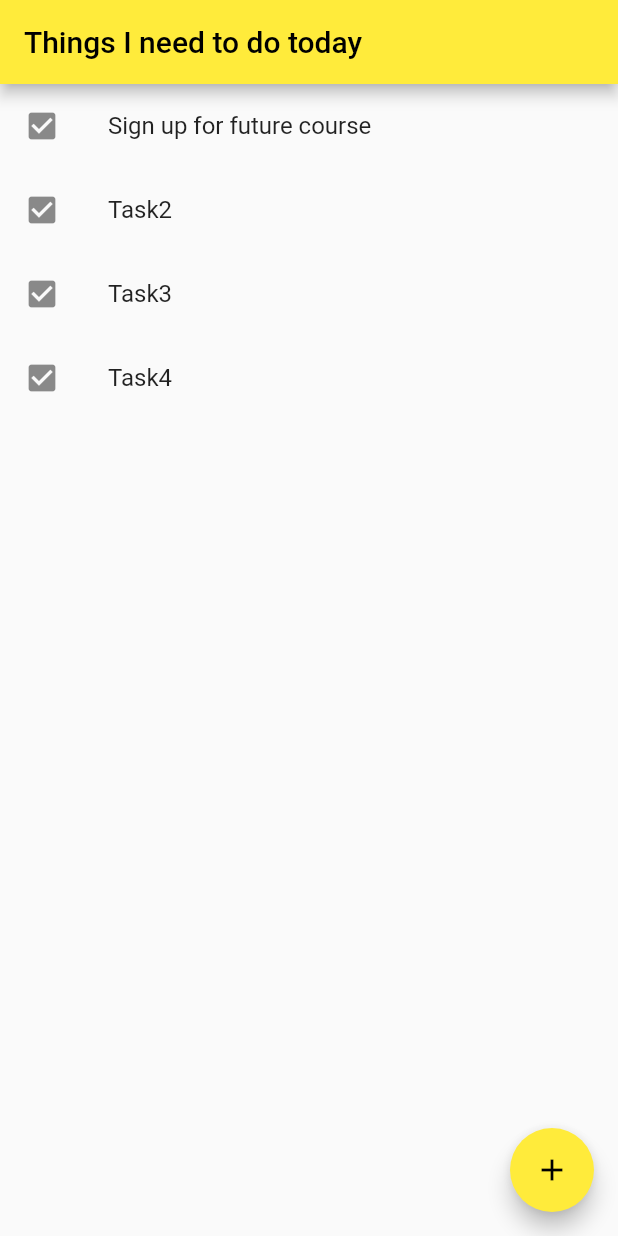
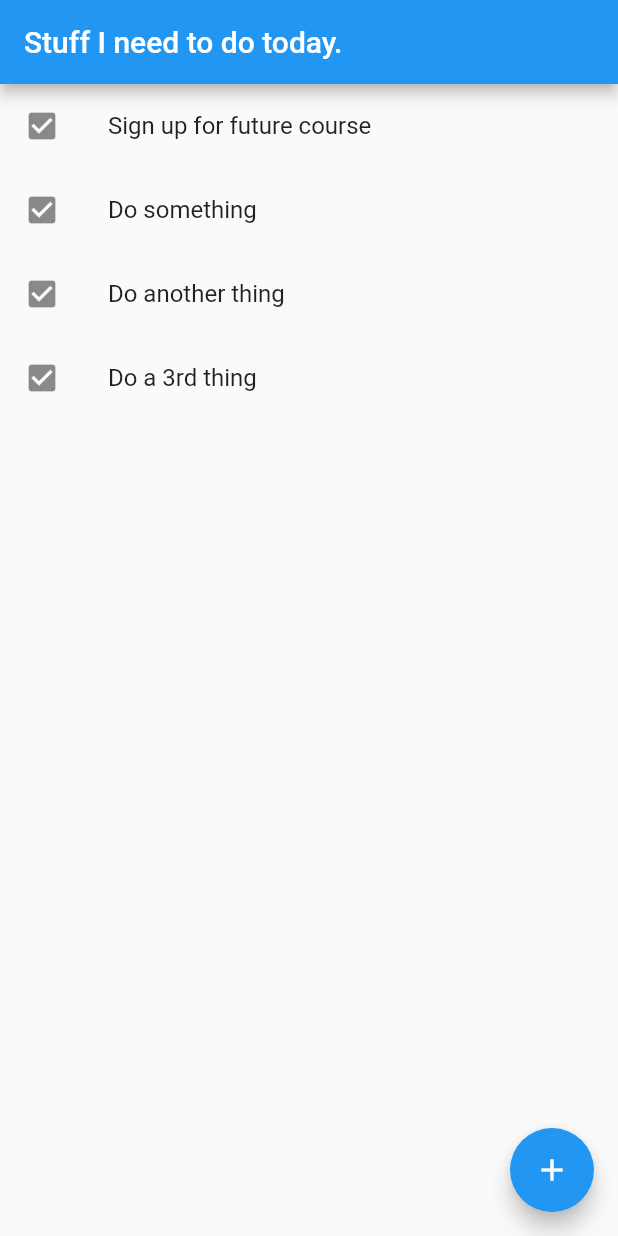
Before and after one commit to rapPayne/flutter-intro-presentation, a Flutter app: the screen it shows after launch, on a phone screen of 412 x 824 dp. Run offline on Flutter 3.47's test engine with Material 2 defaults, Android fonts, the phone set to English and light mode, and no system bars.

```diff
--- a/solutions/cp3/lib/TaskList.dart
+++ /dev/null
@@ -1,54 +0,0 @@
-import 'package:flutter/material.dart';
-import 'package:task_app/Task.dart';
-
-class TaskList extends StatefulWidget {
-  const TaskList({Key? key}) : super(key: key);
-
-  @override
-  State<TaskList> createState() => _TaskListState();
-}
-
-class _TaskListState extends State<TaskList> {
-  List<Task> _tasks = [
-    Task()
-      ..id = 1
-      ..completed = false
-      ..description = 'Sign up for future course',
-    Task()
-      ..id = 2
-      ..completed = false
-      ..description = 'Task2',
-    Task()
-      ..id = 3
-      ..completed = false
-      ..description = 'Task3',
-    Task()
-      ..id = 4
-      ..completed = false
-      ..description = 'Task4',
-  ];
-  @override
-  Widget build(BuildContext context) {
-    return Scaffold(
-      appBar: AppBar(
-        title: Text('Things I need to do today'),
-      ),
-      body: _body,
-      floatingActionButton: FloatingActionButton(
-        onPressed: () => print('pressed'),
-        child: const Icon(Icons.add),
-      ),
-    );
-  }
-
-  Widget get _body {
-    return ListView(
-      children: _tasks
-          .map((task) => ListTile(
-                title: Text(task.description),
-                leading: Icon(Icons.check_box),
-              ))
-          .toList(),
-    );
-  }
-}
--- a/solutions/cp3/lib/main.dart
+++ b/solutions/cp3/lib/main.dart
@@ -1,5 +1,5 @@
 import 'package:flutter/material.dart';
-import 'package:task_app/TaskList.dart';
+import 'task_list.dart';
 
 void main() {
   runApp(const MyApp());
@@ -8,12 +8,13 @@ void main() {
 class MyApp extends StatelessWidget {
   const MyApp({super.key});
 
+  // This widget is the root of your application.
   @override
   Widget build(BuildContext context) {
     return MaterialApp(
-      title: 'Stuff I need to do',
+      title: 'Flutter Demo',
       theme: ThemeData(
-        primarySwatch: Colors.yellow,
+        primarySwatch: Colors.blue,
       ),
       home: const TaskList(),
     );
@@ -42,7 +43,7 @@ class _MyHomePageState extends State<MyHomePage> {
           mainAxisAlignment: MainAxisAlignment.center,
           children: <Widget>[
             const Text(
-              'You have pushed the button this many times:',
+              "You've pushed the button this many times:",
             ),
             Text(
               '$_counter',
@@ -55,7 +56,7 @@ class _MyHomePageState extends State<MyHomePage> {
         onPressed: () => setState(() => _counter++),
         tooltip: 'Increment',
         child: const Icon(Icons.add),
-      ),
+      ), // This trailing comma makes auto-formatting nicer for build methods.
     );
   }
 }
--- /dev/null
+++ b/solutions/cp3/lib/task_list.dart
@@ -0,0 +1,45 @@
+import 'package:flutter/material.dart';
+import 'task.dart';
+
+class TaskList extends StatefulWidget {
+  const TaskList({super.key});
+
+  @override
+  State<TaskList> createState() => _TaskListState();
+}
+
+class _TaskListState extends State<TaskList> {
+  List<Task> _tasks = [
+    Task()
+      ..id = 0
+      ..completed = false
+      ..description = 'Sign up for future course',
+    Task()
+      ..id = 1
+      ..completed = false
+      ..description = 'Do something',
+    Task()
+      ..id = 2
+      ..completed = false
+      ..description = 'Do another thing',
+    Task()
+      ..id = 3
+      ..completed = false
+      ..description = 'Do a 3rd thing',
+  ];
+  @override
+  Widget build(BuildContext context) {
+    return Scaffold(
+      appBar: AppBar(title: Text('Stuff I need to do today.')),
+      body: ListView(
+          children: _tasks
+              .map((task) => ListTile(
+                    title: Text(task.description),
+                    leading: Icon(Icons.check_box),
+                  ))
+              .toList()),
+      floatingActionButton: FloatingActionButton(
+          child: Icon(Icons.add), onPressed: () => print('Pressed')),
+    );
+  }
+}
```
Also changed, not shown: solutions/cp3/analysis_options.yaml (+4 -3 lines), solutions/cp3/lib/AddTask.dart (deleted, +0 -21 lines), solutions/cp3/lib/add_task.dart (added, +17 -0 lines), 2 other files.
